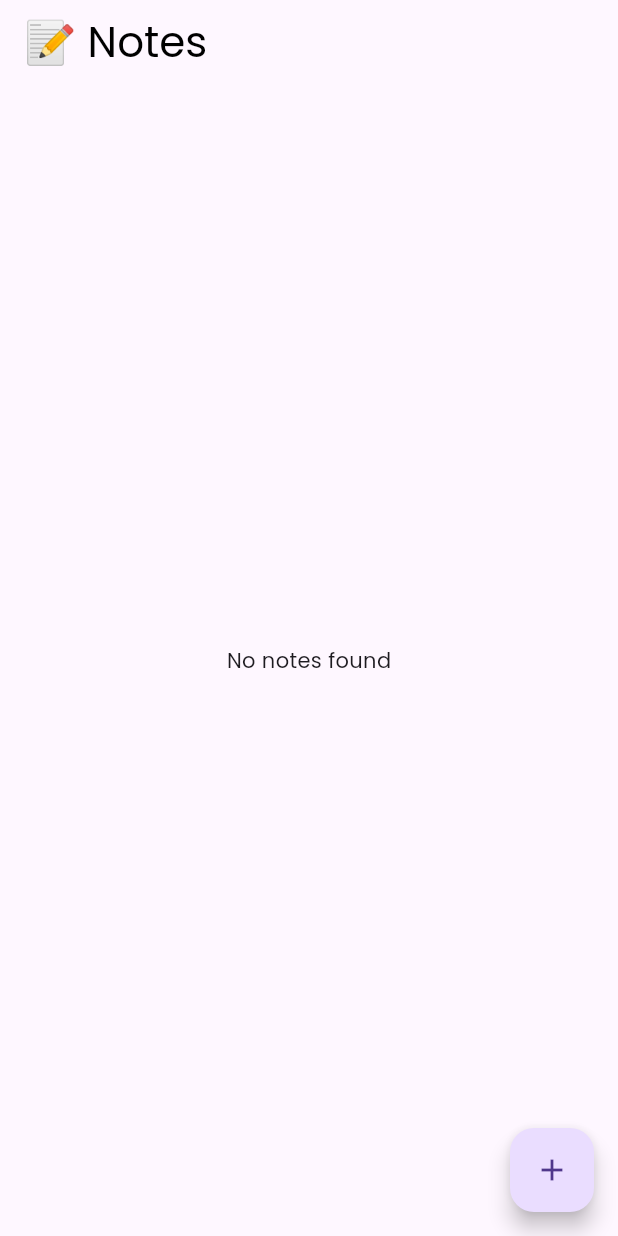
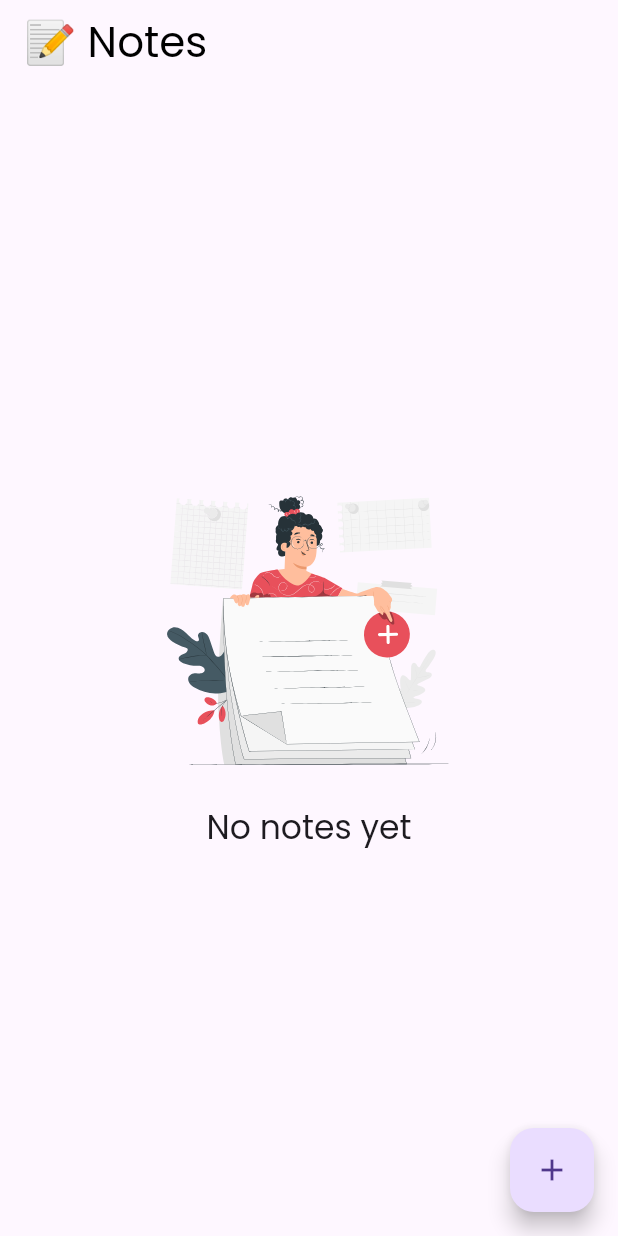
Before and after one commit to Uvais-Mohammad/notes_app, a Flutter app: the screen it shows after launch, on a phone screen of 412 x 824 dp. Run offline on Flutter 3.47's test engine with Material 3 defaults, Android fonts, the phone set to English and light mode, and no system bars; our stand-ins replace cloud_firestore, firebase_core, flutter_riverpod, flutter_svg, internet_connection_checker_plus, sqflite; accounts and stored records are empty.

Commit message:
Add EmptyNotes widget for displaying no notes found

```diff
--- a/lib/features/my_app.dart
+++ b/lib/features/my_app.dart
@@ -1,5 +1,4 @@
 import 'package:flutter/material.dart';
-import 'package:notes_app/features/notes/screens/notes_screen.dart';
 import 'package:notes_app/features/splash/screens/splash_screen.dart';
 import 'package:notes_app/shared/themes/light_theme.dart';
 
--- a/lib/features/notes/index.dart
+++ b/lib/features/notes/index.dart
@@ -7,6 +7,7 @@ export 'package:notes_app/features/notes/screens/widgets/content_field.dart';
 export 'package:notes_app/features/notes/screens/widgets/title_field.dart';
 export 'package:notes_app/features/notes/screens/widgets/color_picker.dart';
 export 'package:notes_app/features/notes/screens/widgets/custom_appbar.dart';
+export 'package:notes_app/features/notes/screens/widgets/empty_notes.dart';
 // provider exports
 export 'package:notes_app/features/notes/logic/add_note_color_provider.dart';
 export 'package:notes_app/features/notes/logic/notes_provider.dart';
--- a/lib/features/notes/screens/notes_screen.dart
+++ b/lib/features/notes/screens/notes_screen.dart
@@ -31,7 +31,7 @@ class _NotesScreenState extends ConsumerState<NotesScreen> {
       body: notes.when(
         data: (notes) {
           if (notes.isEmpty) {
-            return const Center(child: Text('No notes found'));
+            return const EmptyNotes();
           }
           return MasonryGridView.builder(
             mainAxisSpacing: 4,
--- /dev/null
+++ b/lib/features/notes/screens/widgets/empty_notes.dart
@@ -0,0 +1,29 @@
+import 'package:flutter/material.dart';
+import 'package:flutter_svg/svg.dart';
+
+class EmptyNotes extends StatelessWidget {
+  const EmptyNotes({
+    super.key,
+  });
+
+  @override
+  Widget build(BuildContext context) {
+    return Column(
+      mainAxisAlignment: MainAxisAlignment.center,
+      crossAxisAlignment: CrossAxisAlignment.stretch,
+      children: [
+        SvgPicture.asset(
+          'assets/no_notes.svg',
+          width: MediaQuery.sizeOf(context).width * 0.5,
+        ),
+        const SizedBox(height: 16),
+        Center(
+          child: Text(
+            'No notes yet',
+            style: Theme.of(context).textTheme.titleLarge,
+          ),
+        ),
+      ],
+    );
+  }
+}
```
